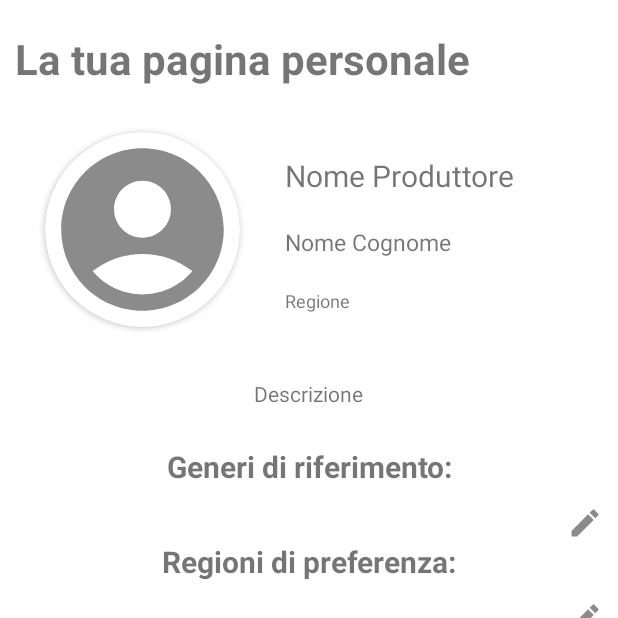
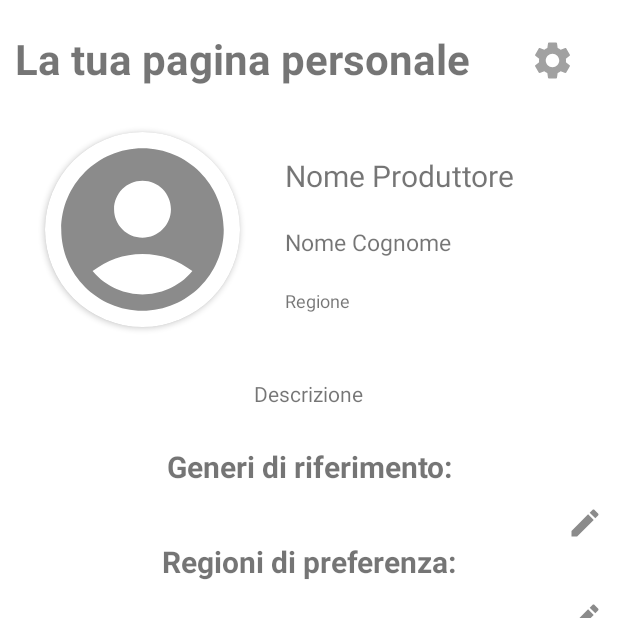
Before and after one commit to alessandrofloris/ProgettoIum, an Android app: the Profile screen opened directly, with no data from a screen before it, on a phone screen of 412 x 824 dp, the top half of it. Run offline under Robolectric (Android 15) with nearby library versions, the phone set to English and light mode, and no system bars; our stand-ins replace FlexboxLayout.

Commit message:
accorgimenti consistenza

```diff
--- a/app/src/main/java/com/example/progetto/PrivateChat.java
+++ b/app/src/main/java/com/example/progetto/PrivateChat.java
@@ -50,7 +50,7 @@ public class PrivateChat extends AppCompatActivity {
         backButton = findViewById(R.id.backButton);
         artistIconLayout = findViewById(R.id.topLinearLayout);
         messageSentLayout = findViewById(R.id.right_chat_layout);
-        messageReceivedLayout = findViewById(R.id.left_chat_layout);
+        //messageReceivedLayout = findViewById(R.id.left_chat_layout);
 
         showButton.setOnClickListener(new View.OnClickListener() {
             @Override
@@ -59,7 +59,7 @@ public class PrivateChat extends AppCompatActivity {
                 displayText.setText(inputText);
                 messageSentLayout.setVisibility(View.VISIBLE);
                 editText.setText("");
-                messageReceivedLayout.setVisibility(View.VISIBLE);
+               // messageReceivedLayout.setVisibility(View.VISIBLE);
             }
         });
 
--- a/app/src/main/java/com/example/progetto/Profile.java
+++ b/app/src/main/java/com/example/progetto/Profile.java
@@ -27,6 +27,7 @@ import android.widget.ImageButton;
 import android.widget.LinearLayout;
 
 import com.google.android.material.bottomnavigation.BottomNavigationView;
+import com.google.android.material.snackbar.Snackbar;
 
 import java.io.Serializable;
 import java.util.ArrayList;
@@ -38,6 +39,7 @@ public class Profile extends AppCompatActivity {
 
     ImageButton addGenres;
     ImageButton addLocations;
+    ImageButton settingsButton;
 
     ArrayList<Locations> selectedLocations;
     ArrayList<Genres> selectedGenres;
@@ -52,6 +54,8 @@ public class Profile extends AppCompatActivity {
     protected void onCreate(Bundle savedInstanceState) {
         super.onCreate(savedInstanceState);
         setContentView(R.layout.activity_profile);
+
+        settingsButton = findViewById(R.id.profile_settings);
 
         addGenres = findViewById(R.id.add_genres);
         addLocations = findViewById(R.id.add_regions);
@@ -82,6 +86,12 @@ public class Profile extends AppCompatActivity {
         });
 
 
+        settingsButton.setOnClickListener(new View.OnClickListener() {
+            @Override
+            public void onClick(View view) {
+                Snackbar.make(view, "Funzionalità non implementata.", Snackbar.LENGTH_SHORT).show();
+            }
+        });
 
 
         FloatingActionButton home_button = findViewById(R.id.home_button);
--- a/app/src/main/java/com/example/progetto/SearchAdapter.java
+++ b/app/src/main/java/com/example/progetto/SearchAdapter.java
@@ -38,7 +38,7 @@ public class SearchAdapter extends RecyclerView.Adapter<SearchAdapter.SearchHold
     @NonNull
     @Override
     public SearchHolder onCreateViewHolder(@NonNull ViewGroup parent, int viewType) {
-        View v = LayoutInflater.from(parent.getContext()).inflate(R.layout.chat_row,parent,false);
+        View v = LayoutInflater.from(parent.getContext()).inflate(R.layout.search_result_list,parent,false);
         return new SearchAdapter.SearchHolder(v);
     }
 
--- a/app/src/main/res/drawable/ic_baseline_settings_24.xml
+++ b/app/src/main/res/drawable/ic_baseline_settings_24.xml
@@ -1,4 +1,4 @@
-<vector android:height="30dp" android:tint="@color/black"
+<vector android:height="30dp" android:tint="@color/grey"
     android:viewportHeight="24" android:viewportWidth="24"
     android:width="30dp" xmlns:android="http://schemas.android.com/apk/res/android">
     <path android:fillColor="@android:color/white" android:pathData="M19.14,12.94c0.04,-0.3 0.06,-0.61 0.06,-0.94c0,-0.32 -0.02,-0.64 -0.07,-0.94l2.03,-1.58c0.18,-0.14 0.23,-0.41 0.12,-0.61l-1.92,-3.32c-0.12,-0.22 -0.37,-0.29 -0.59,-0.22l-2.39,0.96c-0.5,-0.38 -1.03,-0.7 -1.62,-0.94L14.4,2.81c-0.04,-0.24 -0.24,-0.41 -0.48,-0.41h-3.84c-0.24,0 -0.43,0.17 -0.47,0.41L9.25,5.35C8.66,5.59 8.12,5.92 7.63,6.29L5.24,5.33c-0.22,-0.08 -0.47,0 -0.59,0.22L2.74,8.87C2.62,9.08 2.66,9.34 2.86,9.48l2.03,1.58C4.84,11.36 4.8,11.69 4.8,12s0.02,0.64 0.07,0.94l-2.03,1.58c-0.18,0.14 -0.23,0.41 -0.12,0.61l1.92,3.32c0.12,0.22 0.37,0.29 0.59,0.22l2.39,-0.96c0.5,0.38 1.03,0.7 1.62,0.94l0.36,2.54c0.05,0.24 0.24,0.41 0.48,0.41h3.84c0.24,0 0.44,-0.17 0.47,-0.41l0.36,-2.54c0.59,-0.24 1.13,-0.56 1.62,-0.94l2.39,0.96c0.22,0.08 0.47,0 0.59,-0.22l1.92,-3.32c0.12,-0.22 0.07,-0.47 -0.12,-0.61L19.14,12.94zM12,15.6c-1.98,0 -3.6,-1.62 -3.6,-3.6s1.62,-3.6 3.6,-3.6s3.6,1.62 3.6,3.6S13.98,15.6 12,15.6z"/>
--- a/app/src/main/res/layout/activity_profile.xml
+++ b/app/src/main/res/layout/activity_profile.xml
@@ -18,7 +18,8 @@
             android:layout_width="wrap_content"
             android:layout_height="wrap_content"
             app:layout_constraintStart_toStartOf="parent"
-            app:layout_constraintTop_toTopOf="parent">
+            app:layout_constraintTop_toTopOf="parent"
+            android:orientation="horizontal">
 
             <TextView
                 android:id="@+id/activity_title"
@@ -29,6 +30,16 @@
                 android:text="La tua pagina personale"
                 android:textSize="28sp"
                 android:textStyle="bold" />
+
+            <ImageButton
+                android:id="@+id/profile_settings"
+                android:layout_width="wrap_content"
+                android:layout_height="wrap_content"
+                android:src="@drawable/ic_baseline_settings_24"
+                android:background="@color/white"
+                android:layout_marginLeft="40dp"
+                android:layout_marginTop="25dp"
+                />
 
         </LinearLayout>
 
@@ -90,12 +101,17 @@
                     android:layout_width="match_parent"
                     android:layout_height="20dp" />
 
+
                 <TextView
-                    android:layout_width="match_parent"
+                    android:layout_width="wrap_content"
                     android:layout_height="wrap_content"
                     android:gravity="left"
                     android:text="Regione"
                     android:textSize="12dp" />
+
+
+
+
             </LinearLayout>
 
         </LinearLayout>
--- a/app/src/main/res/layout/activity_search.xml
+++ b/app/src/main/res/layout/activity_search.xml
@@ -34,7 +34,8 @@
             android:layout_height="40dp"
             android:layout_marginLeft="10dp"
             android:layout_marginRight="10dp"
-            android:inputType="text">
+            android:inputType="text"
+            app:searchIcon="@drawable/icon_selector_search">
         </androidx.appcompat.widget.SearchView>
 
         <LinearLayout
--- a/app/src/main/res/layout/chat_row.xml
+++ b/app/src/main/res/layout/chat_row.xml
@@ -50,14 +50,16 @@
             android:textSize="15dp" />
 
 
+            <!--
         <TextView
             android:id="@+id/message"
             android:layout_width="wrap_content"
             android:layout_height="wrap_content"
             android:layout_marginTop="5dp"
-            android:text="Messaggio"
+            android:text="..."
             android:layout_marginStart="20dp"
             android:textSize="10dp" />
+-->
         </LinearLayout>
 
     </LinearLayout>
```
Also changed, not shown: app/src/main/res/layout/activity_private_chat.xml (+8 -4 lines), app/src/main/res/layout/search_result_list.xml (+23 -18 lines).
